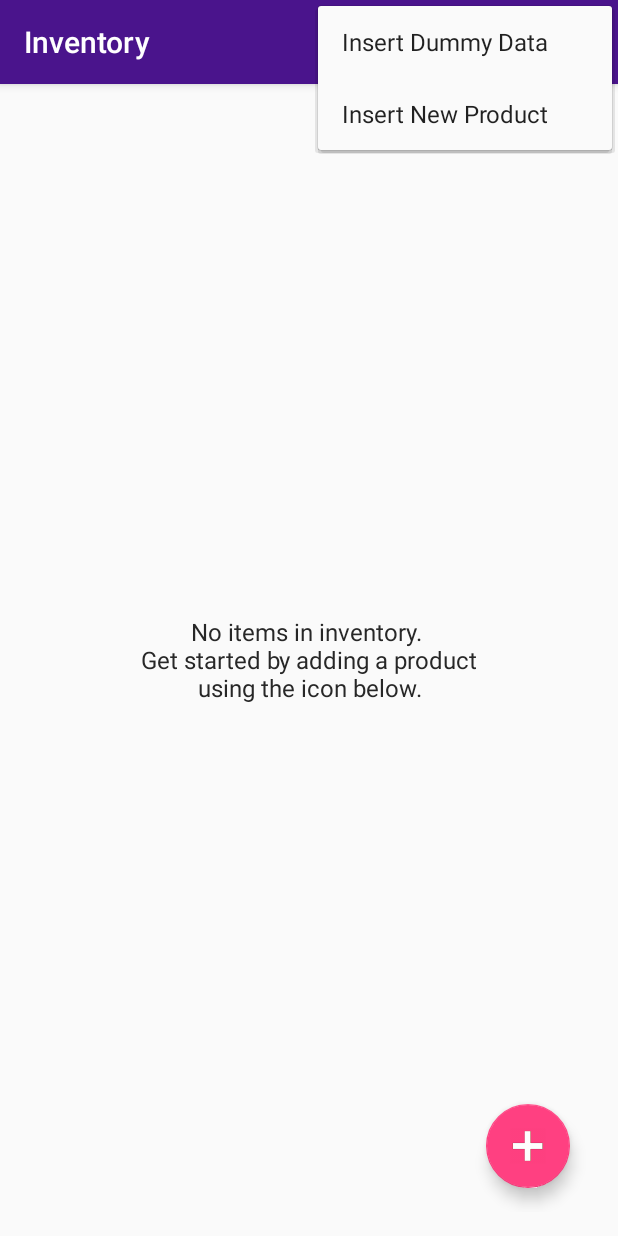
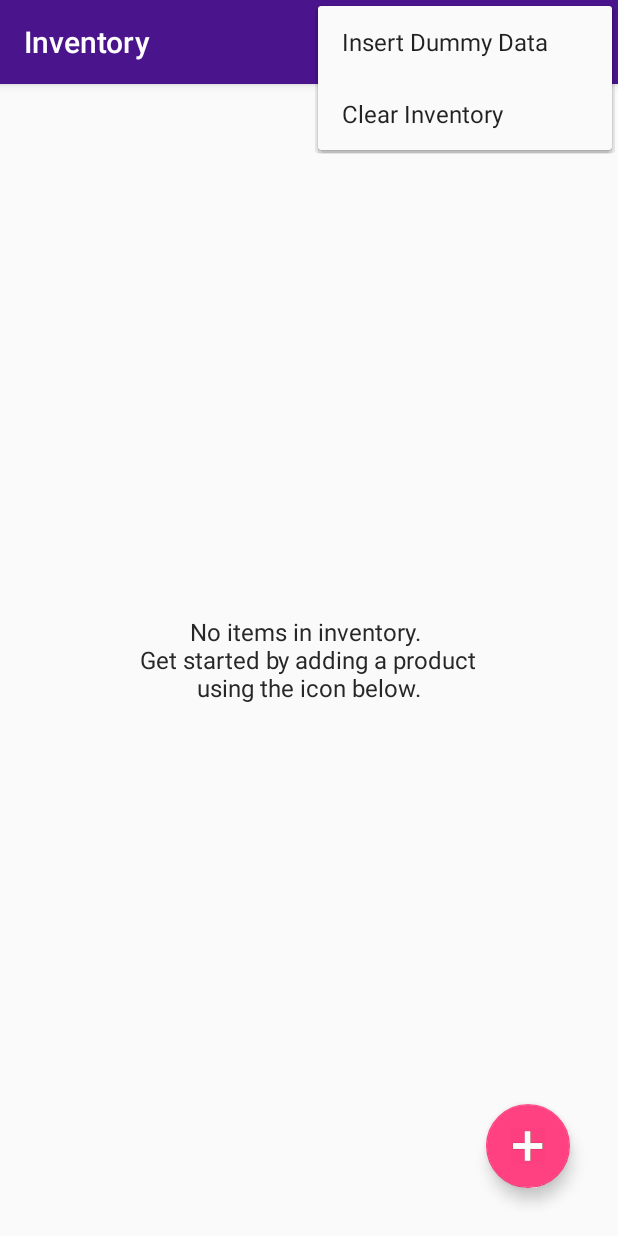
Before and after one commit to alejandra-gonzalez/InventoryApp, an Android app: the screen it shows after launch (MainActivity), with the options menu open, on a phone screen of 412 x 824 dp. Run offline under Robolectric (Android 15) with nearby library versions, the phone set to English and light mode, and no system bars.

Commit message:
Added Clear Inventory Option

```diff
--- a/app/src/main/res/layout/activity_main.xml
+++ b/app/src/main/res/layout/activity_main.xml
@@ -17,7 +17,7 @@
     <!-- For Empty View -->
     <TextView
         android:id="@+id/no_inventory"
-        android:layout_width="match_parent"
+        android:layout_width="wrap_content"
         android:layout_height="wrap_content"
         android:layout_centerHorizontal="true"
         android:layout_centerVertical="true"
--- a/app/src/main/res/menu/menu_main_activity.xml
+++ b/app/src/main/res/menu/menu_main_activity.xml
@@ -8,8 +8,8 @@
         app:showAsAction="never" />
 
     <item
-        android:id="@+id/action_insert_new_product"
-        android:title="@string/insert_new_product"
+        android:id="@+id/action_delete_all_items"
+        android:title="@string/delete_all_items"
         app:showAsAction="never" />
 
 </menu>
--- a/app/src/main/res/values/strings.xml
+++ b/app/src/main/res/values/strings.xml
@@ -9,7 +9,7 @@
     <string name="quantity_label">Quantity: </string>
     <string name="sale_button_text">Sell</string>
     <string name="insert_dummy_data">Insert Dummy Data</string>
-    <string name="insert_new_product">Insert New Product</string>
+    <string name="delete_all_items">Clear Inventory</string>
     <string name="editor_hint_product_name">Product Name</string>
     <string name="editor_hint_product_price">Price</string>
     <string name="editor_hint_product_quantity">Quantity Available</string>
@@ -27,6 +27,8 @@
     <string name="activity_title_edit_product">Edit Product</string>
     <string name="updating_product_error">Error with editing product</string>
     <string name="updating_product_success">Successfully updated product</string>
+    <string name="clear_inventory_error">Error with clearing inventory</string>
+    <string name="clear_inventory_success">Inventory clearing successful</string>
     <string name="out_of_stock_error">Product out of stock</string>
     <string name="sold_successfully">Product sold successfully</string>
     <string name="sold_unsuccessfully">Error with selling product</string>
```
Also changed, not shown: app/src/main/java/com/example/android/inventoryapp/MainActivity.java (+15 -3 lines), app/src/main/java/com/example/android/inventoryapp/data/ProductProvider.java (+24 -3 lines).
